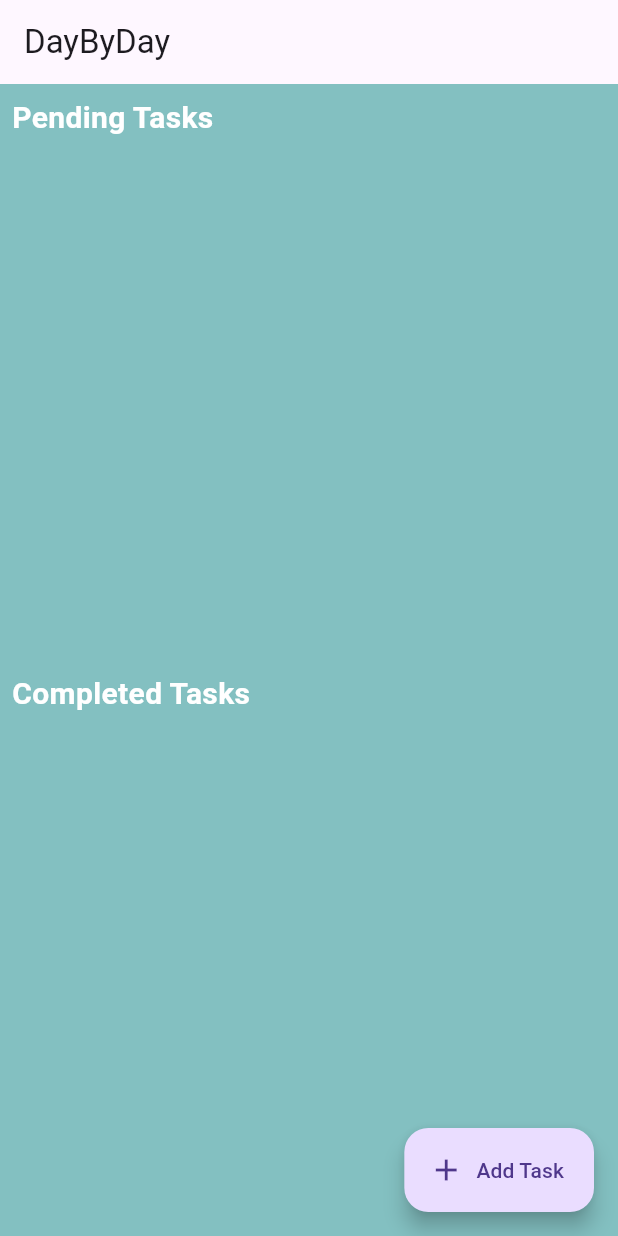
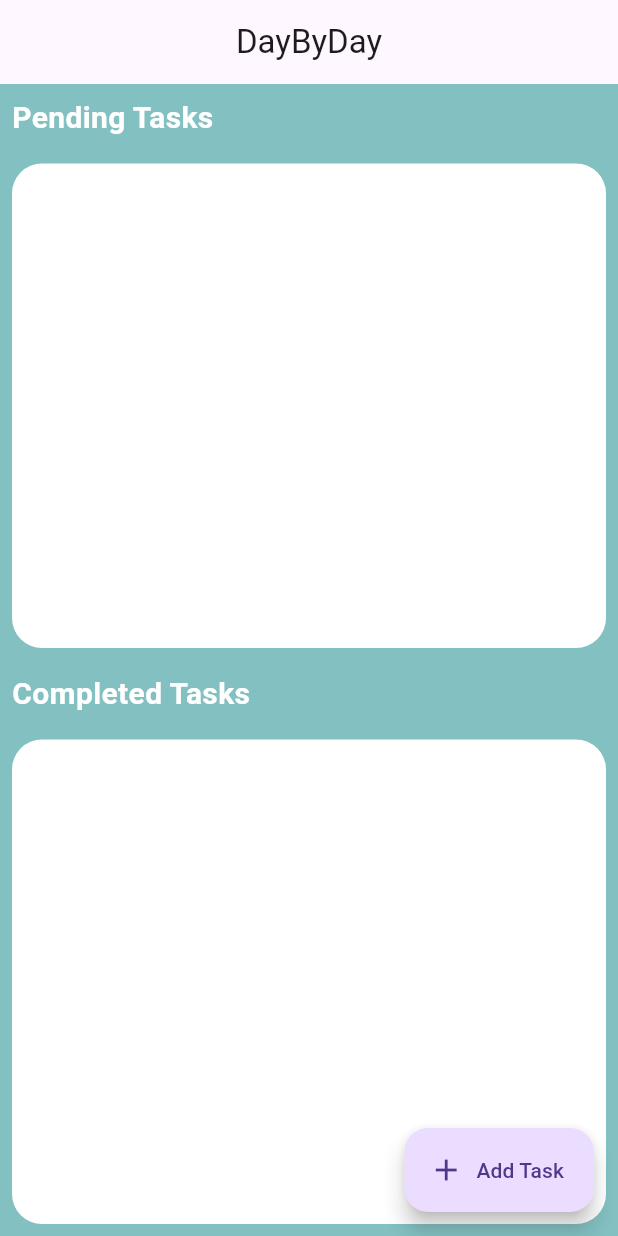
Before and after one commit to sein-pr/todoapp, a Flutter app: the screen it shows after launch, on a phone screen of 412 x 824 dp. Run offline on Flutter 3.47's test engine with Material 3 defaults, Android fonts, the phone set to English and light mode, and no system bars; Roboto replaces fonts that are missing (Segoe UI).

Commit message:
A whole new look

```diff
--- a/lib/main.dart
+++ b/lib/main.dart
@@ -20,6 +20,7 @@ class MyApp extends StatelessWidget {
         fontFamily: 'Segoe UI',
       ),
       home: const MyHomePage(title: 'DayByDay'),
+      debugShowCheckedModeBanner: false,
     );
   }
 }
@@ -50,8 +51,9 @@ class _MyHomePageState extends State<MyHomePage> {
   }
 
   void deleteTask(int index) {
+    Task deletedTask = tasks.removeAt(index);
     setState(() {
-      tasks.removeAt(index);
+      tasks.add(deletedTask);
     });
   }
 
@@ -60,6 +62,7 @@ class _MyHomePageState extends State<MyHomePage> {
     return Scaffold(
       appBar: AppBar(
         title: Text(widget.title),
+        centerTitle: true,
       ),
       body: Column(
         crossAxisAlignment: CrossAxisAlignment.start,
@@ -72,6 +75,12 @@ class _MyHomePageState extends State<MyHomePage> {
             ),
           ),
           Expanded(
+            child: Container(
+              decoration: BoxDecoration(
+                color: Colors.white,
+                borderRadius: BorderRadius.circular(20),
+              ),
+              margin: EdgeInsets.all(8),
               child: ListView.builder(
                 itemCount: tasks.length,
                 itemBuilder: (context, index) {
@@ -79,9 +88,7 @@ class _MyHomePageState extends State<MyHomePage> {
                     return Dismissible(
                       key: Key(tasks[index].title),
                       onDismissed: (direction) {
-                      setState(() {
-                        tasks[index].completed = true;
-                      });
+                        deleteTask(index);
                         ScaffoldMessenger.of(context).showSnackBar(SnackBar(
                           content: Text('Task completed!'),
                           duration: Duration(seconds: 2),
@@ -105,6 +112,7 @@ class _MyHomePageState extends State<MyHomePage> {
                 },
               ),
             ),
+          ),
           Padding(
             padding: const EdgeInsets.all(8.0),
             child: Text(
@@ -113,6 +121,12 @@ class _MyHomePageState extends State<MyHomePage> {
             ),
           ),
           Expanded(
+            child: Container(
+              decoration: BoxDecoration(
+                color: Colors.white,
+                borderRadius: BorderRadius.circular(20),
+              ),
+              margin: EdgeInsets.all(8),
               child: ListView.builder(
                 itemCount: tasks.length,
                 itemBuilder: (context, index) {
@@ -136,6 +150,7 @@ class _MyHomePageState extends State<MyHomePage> {
                     return SizedBox.shrink();
                   }
                 },
+              ),
             ),
           ),
         ],
```
Lines whose indentation alone changed are shown as unchanged.
